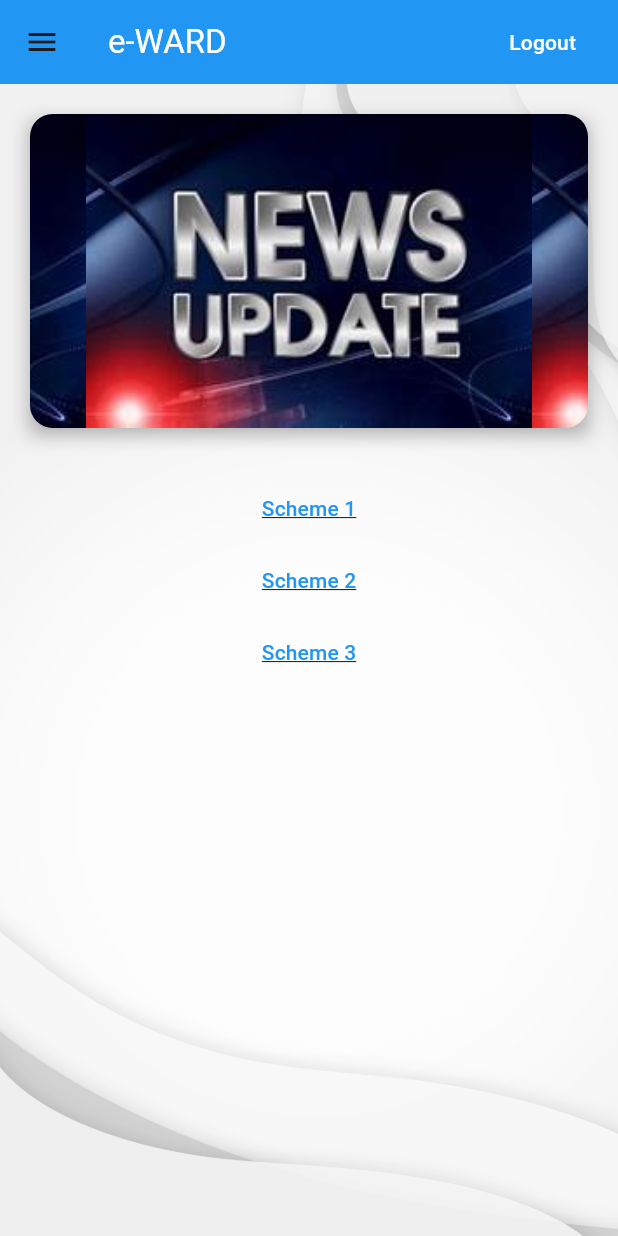
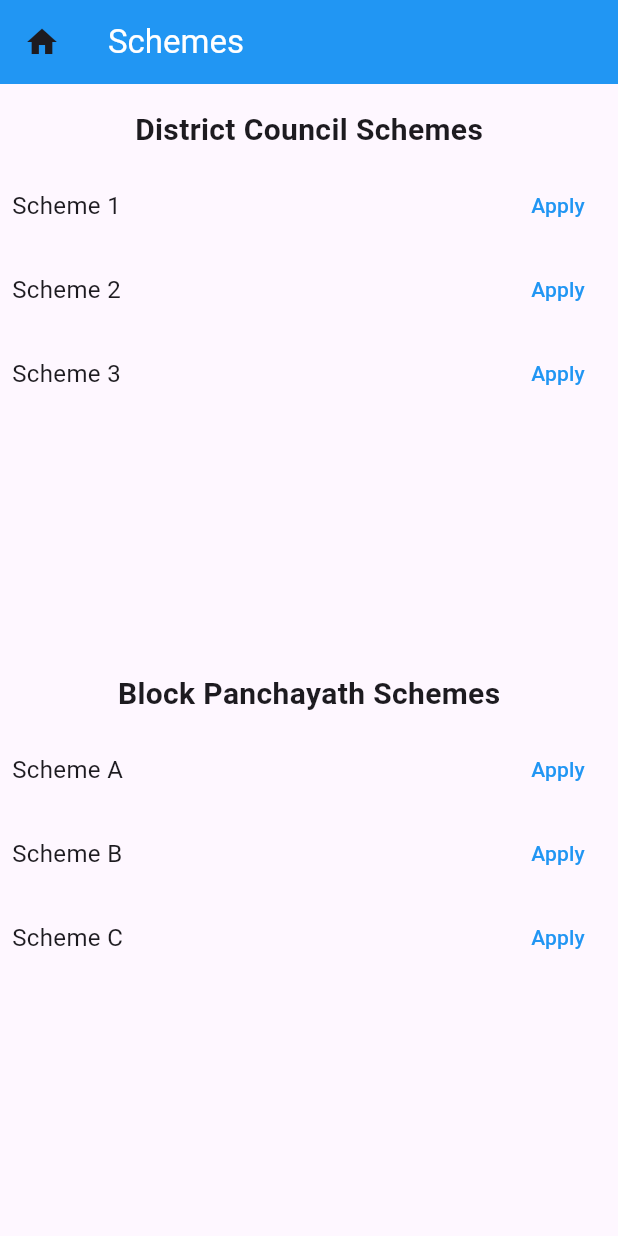
Before and after one commit to Psarx/WardConnect, a Flutter app: the MyHomePage screen opened directly, in the side drawer, after a tap on "All Schemes", on a phone screen of 412 x 824 dp. Run offline on Flutter 3.47's test engine with Material 3 defaults, Android fonts, the phone set to English and light mode, and no system bars; drawn by our look-alikes of carousel_slider; our stand-ins replace shared_preferences; accounts and stored records are empty.

Commit message:
scheme page done

```diff
--- /dev/null
+++ b/ward_connect/lib/screens/Scheme_page.dart
@@ -0,0 +1,105 @@
+import 'package:flutter/material.dart';
+
+void main() {
+  runApp(SchemeScreen());
+}
+
+class SchemeScreen extends StatelessWidget {
+  @override
+  Widget build(BuildContext context) {
+    return MaterialApp(
+      debugShowCheckedModeBanner: false,
+      home: Scaffold(
+        appBar: AppBar(
+          backgroundColor: Colors.blue,
+          title: Text(
+            'Schemes',
+            style: TextStyle(color: Colors.white),
+          ),
+          leading: IconButton(
+            icon: Icon(Icons.home),
+            onPressed: () {
+              // Navigate to home screen or perform any action
+            },
+          ),
+        ),
+        body: Padding(
+          padding: const EdgeInsets.all(8.0),
+          child: Column(
+            crossAxisAlignment: CrossAxisAlignment.start,
+            children: [
+              Padding(
+                padding: const EdgeInsets.symmetric(vertical: 8.0),
+                child: Center(
+                  child: Text(
+                    'District Council Schemes',
+                    style: TextStyle(fontSize: 20, fontWeight: FontWeight.bold),
+                  ),
+                ),
+              ),
+              Expanded(
+                child: SchemeList(schemes: [
+                  'Scheme 1',
+                  'Scheme 2',
+                  'Scheme 3',
+                ]),
+              ),
+              Padding(
+                padding: const EdgeInsets.symmetric(vertical: 8.0),
+                child: Center(
+                  child: Text(
+                    'Block Panchayath Schemes',
+                    style: TextStyle(fontSize: 20, fontWeight: FontWeight.bold),
+                  ),
+                ),
+              ),
+              Expanded(
+                child: SchemeList(schemes: [
+                  'Scheme A',
+                  'Scheme B',
+                  'Scheme C',
+                ]),
+              ),
+            ],
+          ),
+        ),
+      ),
+    );
+  }
+}
+
+class SchemeList extends StatelessWidget {
+  final List<String> schemes;
+
+  const SchemeList({Key? key, required this.schemes}) : super(key: key);
+
+  @override
+  Widget build(BuildContext context) {
+    return ListView.builder(
+      itemCount: schemes.length,
+      itemBuilder: (context, index) {
+        return Padding(
+          padding: const EdgeInsets.symmetric(vertical: 4.0),
+          child: Row(
+            mainAxisAlignment: MainAxisAlignment.spaceBetween,
+            children: [
+              Text(
+                schemes[index],
+                style: TextStyle(fontSize: 16),
+              ),
+              TextButton(
+                onPressed: () {
+                  // Handle Apply button press
+                },
+                style: ButtonStyle(
+                  foregroundColor: MaterialStateProperty.all(Colors.blue),
+                ),
+                child: Text('Apply'),
+              ),
+            ],
+          ),
+        );
+      },
+    );
+  }
+}
--- a/ward_connect/lib/screens/home_screen.dart
+++ b/ward_connect/lib/screens/home_screen.dart
@@ -2,6 +2,7 @@ import 'dart:async';
 
 import 'package:flutter/material.dart';
 import 'package:carousel_slider/carousel_slider.dart';
+import 'package:ward_connect/screens/Scheme_page.dart';
 import 'package:ward_connect/screens/certificate_testi.dart'; // Import for carousel
 
 void main() {
@@ -135,6 +136,10 @@ class _MyHomePageState extends State<MyHomePage> {
               onTap: () {
                 // Handle navigation to Complaints & Enquiry page (replace with your implementation)
                 Navigator.pop(context); // Close drawer
+                Navigator.push(
+                  context,
+                  MaterialPageRoute(builder: (context) => SchemeScreen()),
+                );
               },
             ),
             ListTile(
```
